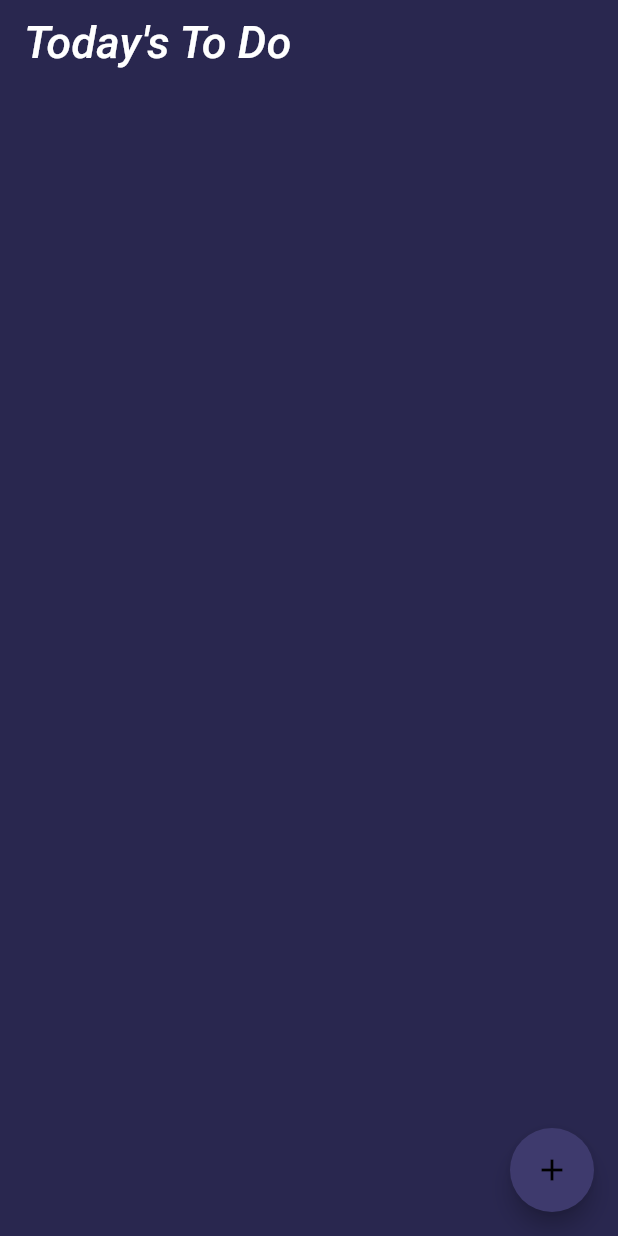
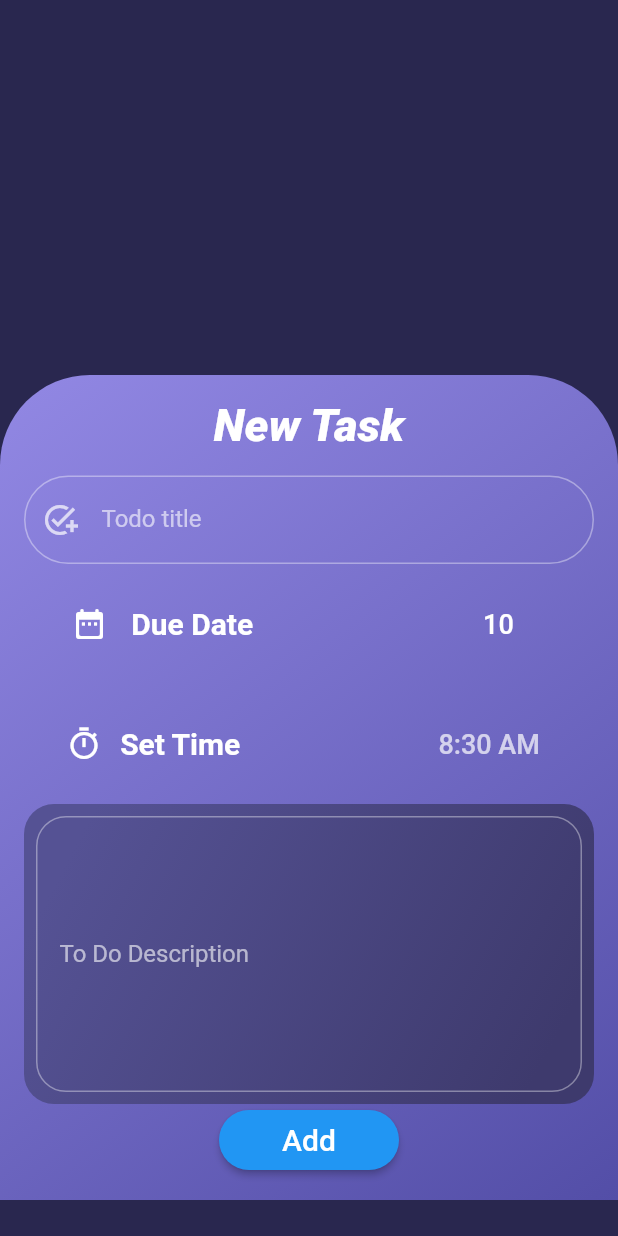
Before and after one commit to amanpandey0286/doal, a Flutter app: the screen it shows once a user with an empty profile is signed in, after a tap on the "add" icon, on a phone screen of 412 x 824 dp. Run offline on Flutter 3.47's test engine with Material 2 defaults, Android fonts, the light colour scheme and no system bars; our stand-ins replace cloud_firestore, curved_navigation_bar, firebase_auth, firebase_core, fluttertoast, google_sign_in; accounts and stored records are empty.

Commit message:
completed Add Todo page

```diff
--- a/lib/main.dart
+++ b/lib/main.dart
@@ -1,6 +1,7 @@
 import 'package:doal/pages/home_page.dart';
 import 'package:doal/pages/sign_in_page.dart';
 import 'package:doal/pages/sign_up_page.dart';
+import 'package:doal/pages/to_do_add_page.dart';
 import 'package:doal/utils/routes.dart';
 import 'package:doal/utils/theme.dart';
 import 'package:flutter/material.dart';
@@ -35,10 +36,11 @@ class MyApp extends StatelessWidget {
       theme: MyTheme.MyThemeData(),
       routes: {
         MyRoutes.homeRoute: (context) => HomePage(),
-        MyRoutes.SignUpRoute: (context) => SignUpPage(
+        MyRoutes.signUpRoute: (context) => SignUpPage(
               email: '',
             ),
-        MyRoutes.SignInRoute: (context) => SignInPage(),
+        MyRoutes.signInRoute: (context) => SignInPage(),
+        MyRoutes.addtodo :(context) => AddToDoWidget(),
       },
     );
   }
--- a/lib/pages/home_page.dart
+++ b/lib/pages/home_page.dart
@@ -1,5 +1,7 @@
 import 'package:cloud_firestore/cloud_firestore.dart';
 import 'package:curved_navigation_bar/curved_navigation_bar.dart';
+import 'package:doal/utils/routes.dart';
+import 'package:doal/utils/theme.dart';
 import 'package:doal/widgets/to_do_widgets.dart';
 import 'package:firebase_auth/firebase_auth.dart';
 import 'package:flutter/material.dart';
@@ -31,9 +33,11 @@ class _HomePageState extends State<HomePage> {
   Widget build(BuildContext context) {
     return Scaffold(
       floatingActionButton: FloatingActionButton(
-        backgroundColor: Color(0xFF3E3A6D),
+        backgroundColor: MyTheme.MyThemeData().primaryColor,
         child: Icon(Icons.add),
-        onPressed: () {},
+        onPressed: () {
+          Navigator.pushNamed(context, MyRoutes.addtodo);
+        },
       ),
       appBar: AppBar(
         title: const Text(
@@ -72,6 +76,16 @@ class _HomePageState extends State<HomePage> {
           }
         }),
       ),
+      bottomNavigationBar: CurvedNavigationBar(
+        items: [
+          Icon(Icons.calendar_view_day),
+          Icon(Icons.all_inbox),
+          Icon(Icons.home),
+        ],
+        backgroundColor:
+            MyTheme.MyThemeData().scaffoldBackgroundColor, //Color(0xff29274F),
+        color: MyTheme.MyThemeData().primaryColor,
+      ),
     );
   }
 }
--- a/lib/pages/sign_in_page.dart
+++ b/lib/pages/sign_in_page.dart
@@ -178,7 +178,7 @@ class _SignInPageState extends State<SignInPage> {
                         ),
                         TextButton(
                           onPressed: () {
-                            Navigator.pushNamed(context, MyRoutes.SignUpRoute);
+                            Navigator.pushNamed(context, MyRoutes.signUpRoute);
                           },
                           child: const Text(
                             "Back to Sign up >",
--- a/lib/pages/sign_up_page.dart
+++ b/lib/pages/sign_up_page.dart
@@ -139,7 +139,7 @@ class _SignUpPageState extends State<SignUpPage> {
                       Expanded(child: Container()),
                       TextButton(
                         onPressed: () {
-                          Navigator.pushNamed(context, MyRoutes.SignInRoute);
+                          Navigator.pushNamed(context, MyRoutes.signInRoute);
                         },
                         child: const Text(
                           "Already a User?",
--- /dev/null
+++ b/lib/pages/to_do_add_page.dart
@@ -0,0 +1,208 @@
+import 'package:cloud_firestore/cloud_firestore.dart';
+import 'package:doal/utils/routes.dart';
+import 'package:firebase_auth/firebase_auth.dart';
+import 'package:flutter/material.dart';
+import 'package:fluttertoast/fluttertoast.dart';
+
+class AddToDoWidget extends StatefulWidget {
+  const AddToDoWidget({super.key});
+
+  @override
+  State<AddToDoWidget> createState() => _AddToDoWidgetState();
+}
+
+class _AddToDoWidgetState extends State<AddToDoWidget> {
+  TextEditingController titleController = TextEditingController();
+  TextEditingController descriptionController = TextEditingController();
+
+  addtasktofirebase() async {
+    FirebaseAuth auth = FirebaseAuth.instance;
+    final User? user = await auth.currentUser;
+    String uid = user!.uid;
+    var date = _dateTime;
+    var time = _timeOfDay;
+    await FirebaseFirestore.instance
+        .collection('tasks')
+        .doc(uid)
+        .collection('mytasks')
+        .doc(time.toString()) //align according to this.
+        .set({
+      'title': titleController.text,
+      'description': descriptionController.text,
+      'time': _timeOfDay.format(context),
+      'date': _dateTime.microsecondsSinceEpoch,
+    });
+    Fluttertoast.showToast(msg: 'Data Added');
+  }
+
+  DateTime _dateTime = DateTime.now();
+  TimeOfDay _timeOfDay = const TimeOfDay(hour: 8, minute: 30);
+
+  void _showDatePicker() {
+    showDatePicker(
+            context: context,
+            initialDate: DateTime.now(),
+            firstDate: DateTime(2010),
+            lastDate: DateTime(2040))
+        .then((value) {
+      setState(() {
+        _dateTime = value!;
+      });
+    });
+  }
+
+  void _showTimePicker() {
+    showTimePicker(
+      context: context,
+      initialTime: TimeOfDay.now(),
+    ).then((value) {
+      setState(() {
+        _timeOfDay = value!;
+      });
+    });
+    ;
+  }
+
+  @override
+  Widget build(BuildContext context) {
+    return Scaffold(
+      body: SafeArea(
+          child: SingleChildScrollView(
+        child: Column(
+          children: [
+            Container(
+              height: 250,
+            ),
+            Container(
+              decoration: const BoxDecoration(
+                gradient: LinearGradient(
+                  begin: Alignment.topLeft,
+                  end: Alignment.bottomRight,
+                  colors: [
+                    Color(0xFF9288E4),
+                    Color(0xFF534EA7),
+                  ],
+                ),
+                borderRadius: BorderRadius.only(
+                    topLeft: Radius.circular(60.0),
+                    topRight: Radius.circular(60.0)),
+              ),
+              child: Padding(
+                padding: const EdgeInsets.all(16.0),
+                child: Column(children: [
+                  const Text(
+                    "New Task",
+                    style: TextStyle(
+                        fontSize: 30.0,
+                        fontStyle: FontStyle.italic,
+                        fontWeight: FontWeight.w800),
+                  ),
+                  const SizedBox(
+                    height: 16.0,
+                  ),
+                  TextFormField(
+                    controller: titleController,
+                    decoration: InputDecoration(
+                        border: OutlineInputBorder(
+                            borderRadius: BorderRadius.circular(50.0)),
+                        labelText: " Todo title ",
+                        prefixIcon: const Icon(Icons.add_task_outlined),
+                        hintText: "Enter your to do title"),
+                  ),
+                  Padding(
+                    padding: const EdgeInsets.all(16.0),
+                    child: Row(
+                      mainAxisAlignment: MainAxisAlignment.spaceEvenly,
+                      children: [
+                        const Icon(Icons.date_range_rounded),
+                        const Text("Due Date",
+                            style: TextStyle(
+                                fontSize: 20.0, fontWeight: FontWeight.bold)),
+                        const SizedBox(
+                          width: 100.0,
+                        ),
+                        TextButton(
+                            onPressed: _showDatePicker,
+                            child: Text(
+                              _dateTime.day.toString(),
+                              style: const TextStyle(
+                                  color: Colors.white, fontSize: 18.0),
+                            ))
+                      ],
+                    ),
+                  ),
+                  Padding(
+                    padding: const EdgeInsets.all(16.0),
+                    child: Row(
+                      mainAxisAlignment: MainAxisAlignment.spaceEvenly,
+                      children: [
+                        const Icon(Icons.timer_sharp),
+                        const Text("Set Time",
+                            style: TextStyle(
+                                fontSize: 20.0, fontWeight: FontWeight.bold)),
+                        const SizedBox(
+                          width: 100.0,
+                        ),
+                        TextButton(
+                            onPressed: _showTimePicker,
+                            child: Text(
+                              _timeOfDay.format(context).toString(),
+                              style: const TextStyle(
+                                  color: Colors.white70, fontSize: 18.0),
+                            ))
+                      ],
+                    ),
+                  ),
+                  Container(
+                    height: 200.0,
+                    width: MediaQuery.of(context).size.width,
+                    decoration: const BoxDecoration(
+                        gradient: LinearGradient(
+                          colors: [
+                            Color(0xFF555294),
+                            Color(0xFF3E3A6D),
+                          ],
+                          begin: Alignment.topLeft,
+                          end: Alignment.bottomRight,
+                          stops: [0.1, 0.9],
+                        ),
+                        borderRadius: BorderRadius.all(Radius.circular(20))),
+                    child: Padding(
+                      padding: const EdgeInsets.all(8.0),
+                      child: TextFormField(
+                        minLines: 8,
+                        maxLines: 8,
+                        controller: descriptionController,
+                        decoration: InputDecoration(
+                            border: OutlineInputBorder(
+                                borderRadius: BorderRadius.circular(20.0)),
+                            labelText: " To Do Description ",
+                            hintText: "Enter your to do description"),
+                      ),
+                    ),
+                  ),
+                  ElevatedButton(
+                    onPressed: () {
+                      addtasktofirebase();
+                      Navigator.pushNamed(context, MyRoutes.homeRoute);
+                    },
+                    style: ButtonStyle(
+                      shape: MaterialStateProperty.all(const StadiumBorder()),
+                      fixedSize: MaterialStateProperty.all(
+                        const Size(120, 40),
+                      ),
+                    ),
+                    child: const Text(
+                      "Add",
+                      style: TextStyle(fontSize: 20.0),
+                    ),
+                  ),
+                ]),
+              ),
+            )
+          ],
+        ),
+      )),
+    );
+  }
+}
--- a/lib/utils/routes.dart
+++ b/lib/utils/routes.dart
@@ -1,6 +1,6 @@
 class MyRoutes {
-  static String SignUpRoute = "/SignUp";
-  static String SignInRoute = "/SignIn";
+  static String signUpRoute = "/SignUp";
+  static String signInRoute = "/SignIn";
   static String homeRoute = "/home";
-
+  static String addtodo = "/addtodo";
 }
--- a/lib/widgets/to_do_widgets.dart
+++ b/lib/widgets/to_do_widgets.dart
@@ -41,9 +41,9 @@ class ToDoWidget extends StatelessWidget {
               Column(
                 crossAxisAlignment: CrossAxisAlignment.start,
                 mainAxisAlignment: MainAxisAlignment.spaceEvenly,
-                children: const [
+                children: [
                   Text(
-                    "ToDo title",
+                    title,
                     style: TextStyle(
                       fontSize: 20.0,
                       fontWeight: FontWeight.bold,
@@ -63,15 +63,15 @@ class ToDoWidget extends StatelessWidget {
               Column(
                 crossAxisAlignment: CrossAxisAlignment.start,
                 mainAxisAlignment: MainAxisAlignment.spaceEvenly,
-                children: const [
+                children: [
                   Text(
-                    "Due Time",
+                    due_time,
                     style: TextStyle(
                       fontSize: 20.0,
                     ),
                   ),
                   Text(
-                    "Due Date",
+                    due_date,
                     style: TextStyle(
                       fontSize: 20.0,
                     ),
```
